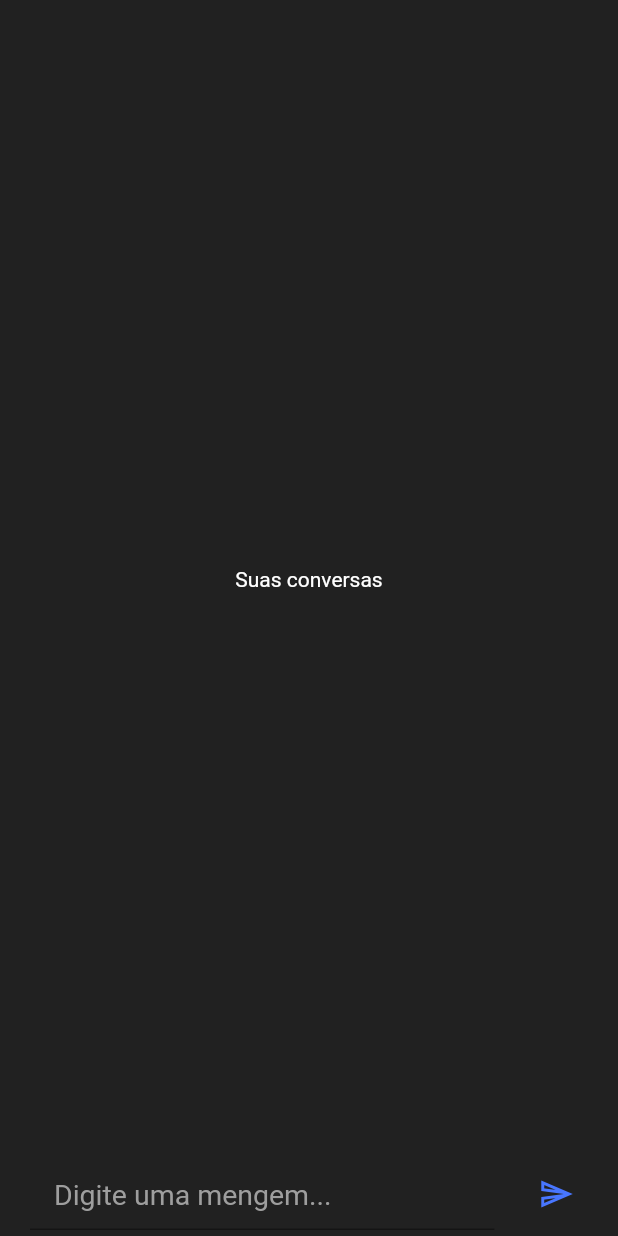
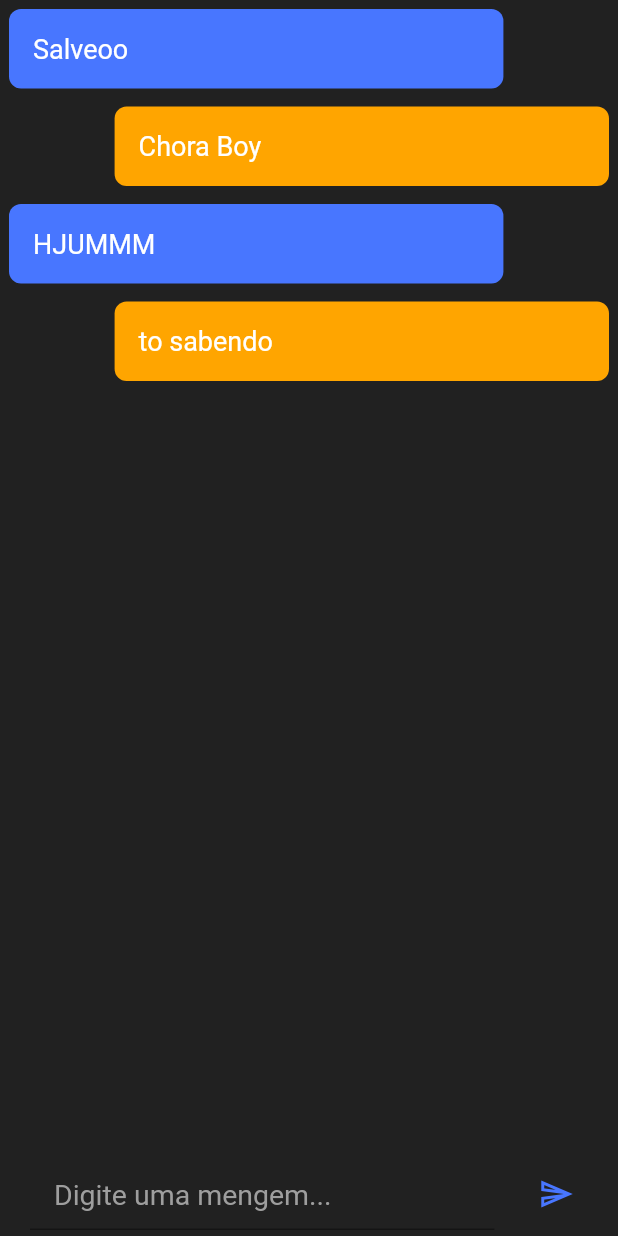
Before and after one commit to InaldoManso/GO_Status, a Flutter app: the Chat screen opened directly, on a phone screen of 412 x 824 dp. Run offline on Flutter 3.47's test engine with Material 2 defaults, Android fonts, the light colour scheme and no system bars; our stand-ins replace cloud_firestore, firebase_auth, firebase_core, shared_preferences; missing offline and left inert: flutter_youtube; accounts and stored records are empty; Roboto replaces fonts that are missing (Hind).

Commit message:
Incorporada a tela de mensagens

```diff
--- a/lib/main.dart
+++ b/lib/main.dart
@@ -19,9 +19,9 @@ void main() async {
       initialRoute: "/",
       onGenerateRoute: RouteGenerator.generateRoute,
       theme: ThemeData(
+        appBarTheme: AppBarTheme(backgroundColor: Colors.transparent),
         colorScheme: theme.colorScheme.copyWith(secondary: paleta.orange),
         accentColor: paleta.orange,
-        bottomAppBarTheme: BottomAppBarTheme(color: paleta.grey900),
         primaryColor: paleta.royalBlue,
         backgroundColor: paleta.grey850,
         scaffoldBackgroundColor: paleta.grey900,
--- a/lib/telas_menu/Chat.dart
+++ b/lib/telas_menu/Chat.dart
@@ -1,4 +1,6 @@
 import 'package:flutter/material.dart';
+import 'package:go_status/helper/Paleta.dart';
+import 'package:go_status/model/Usuario.dart';
 
 class Chat extends StatefulWidget {
   @override
@@ -6,17 +8,57 @@ class Chat extends StatefulWidget {
 }
 
 class _ChatState extends State<Chat> {
+  //Atributos
+  TextEditingController _controllerMensagem = TextEditingController();
+  Usuario usuario = Usuario();
+  Paleta paleta = Paleta();
+
+  //Lsita de mensagens Exemplo
+  List<String> listaMensagens = [
+    "Salveoo",
+    "Chora Boy",
+    "HJUMMM",
+    "to sabendo"
+  ];
+
   @override
   Widget build(BuildContext context) {
     return Scaffold(
-      body: Center(
-        child: Text("Suas conversas"),
+      extendBodyBehindAppBar: true,
+      body: Container(
+        child: ListView.builder(
+            itemCount: listaMensagens.length,
+            itemBuilder: (context, indice) {
+              Alignment alinhamento = Alignment.centerRight;
+              Color color = paleta.orange;
+              double laguraContainer = MediaQuery.of(context).size.width * 0.8;
+
+              if (indice % 2 == 0) {
+                color = paleta.royalBlue;
+                alinhamento = Alignment.centerLeft;
+              }
+              return Align(
+                alignment: alinhamento,
+                child: Padding(
+                  padding: EdgeInsets.all(6),
+                  child: Container(
+                    padding: EdgeInsets.all(16),
+                    width: laguraContainer,
+                    decoration: BoxDecoration(
+                        color: color,
+                        borderRadius: BorderRadius.all(Radius.circular(8))),
+                    child: Text(listaMensagens[indice],
+                        style: TextStyle(fontSize: 18)),
+                  ),
+                ),
+              );
+            }),
       ),
       bottomNavigationBar: Padding(
-        //padding que acompanha o telclado
         padding:
             EdgeInsets.only(bottom: MediaQuery.of(context).viewInsets.bottom),
         child: BottomAppBar(
+          color: Colors.transparent,
           elevation: 0,
           child: Container(
             padding: EdgeInsets.only(bottom: 4),
@@ -28,7 +70,7 @@ class _ChatState extends State<Chat> {
                     padding: EdgeInsets.only(left: 20),
                     child: TextField(
                       keyboardType: TextInputType.multiline,
-                      controller: null,
+                      controller: _controllerMensagem,
                       maxLength: 300,
                       minLines: 1,
                       maxLines: 3,
@@ -47,7 +89,10 @@ class _ChatState extends State<Chat> {
                 Expanded(
                   flex: 1,
                   child: IconButton(
-                      icon: Icon(Icons.send_outlined), onPressed: () {}),
+                      icon: Icon(Icons.send_outlined),
+                      onPressed: () {
+                        _controllerMensagem.clear();
+                      }),
                 )
               ],
             ),
--- a/lib/telas_pop/CriarPostagem.dart
+++ b/lib/telas_pop/CriarPostagem.dart
@@ -18,8 +18,6 @@ class _CriarPostagemState extends State<CriarPostagem> {
     return Scaffold(
       appBar: AppBar(
         iconTheme: IconThemeData(color: paleta.royalBlue),
-        backgroundColor: Colors.white,
-        shadowColor: Colors.white,
         elevation: 0,
         centerTitle: true,
         title: Text(
@@ -41,12 +39,15 @@ class _CriarPostagemState extends State<CriarPostagem> {
                   textAlign: TextAlign.center,
                   keyboardType: TextInputType.emailAddress,
                   decoration: InputDecoration(
-                    labelText: "Digite aqui...",
+                    labelText: "Digite aqui",
+                    labelStyle: TextStyle(color: Colors.grey),
                     //Borda externa
                     border: OutlineInputBorder(
-                        borderRadius: BorderRadius.circular(16)),
+                      borderRadius: BorderRadius.circular(16),
+                    ),
                     enabledBorder: OutlineInputBorder(
-                        borderRadius: BorderRadius.circular(8)),
+                        borderRadius: BorderRadius.circular(8),
+                        borderSide: BorderSide(color: Colors.grey)),
                   ),
                 ),
                 padding: EdgeInsets.all(20)),
```
